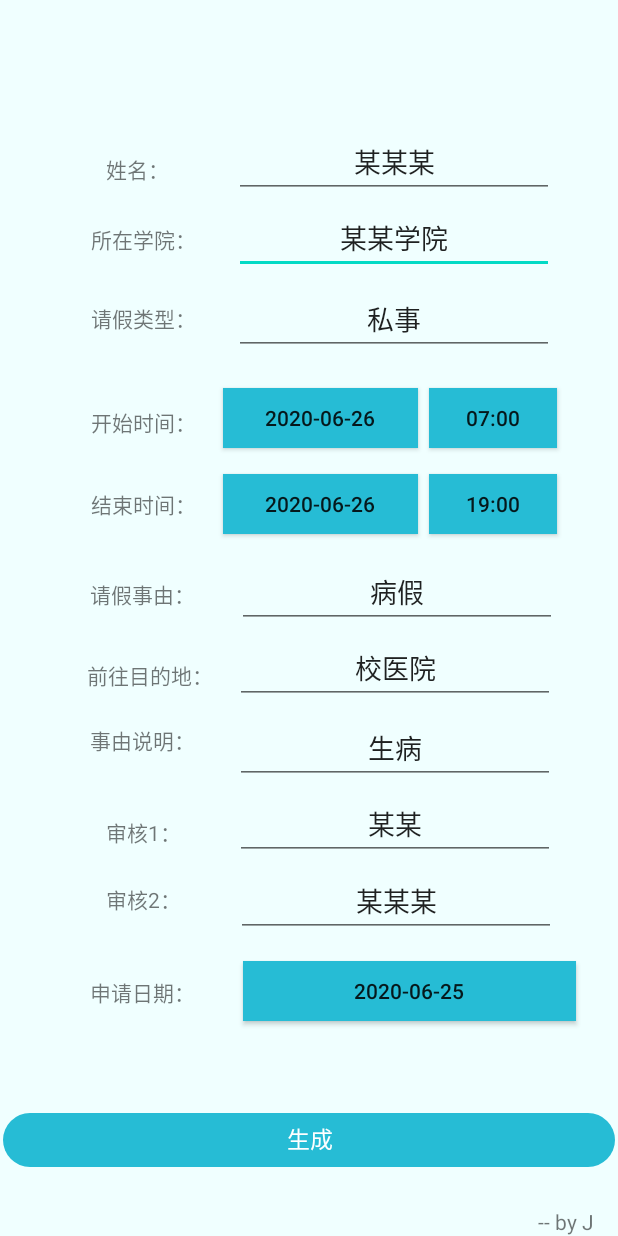
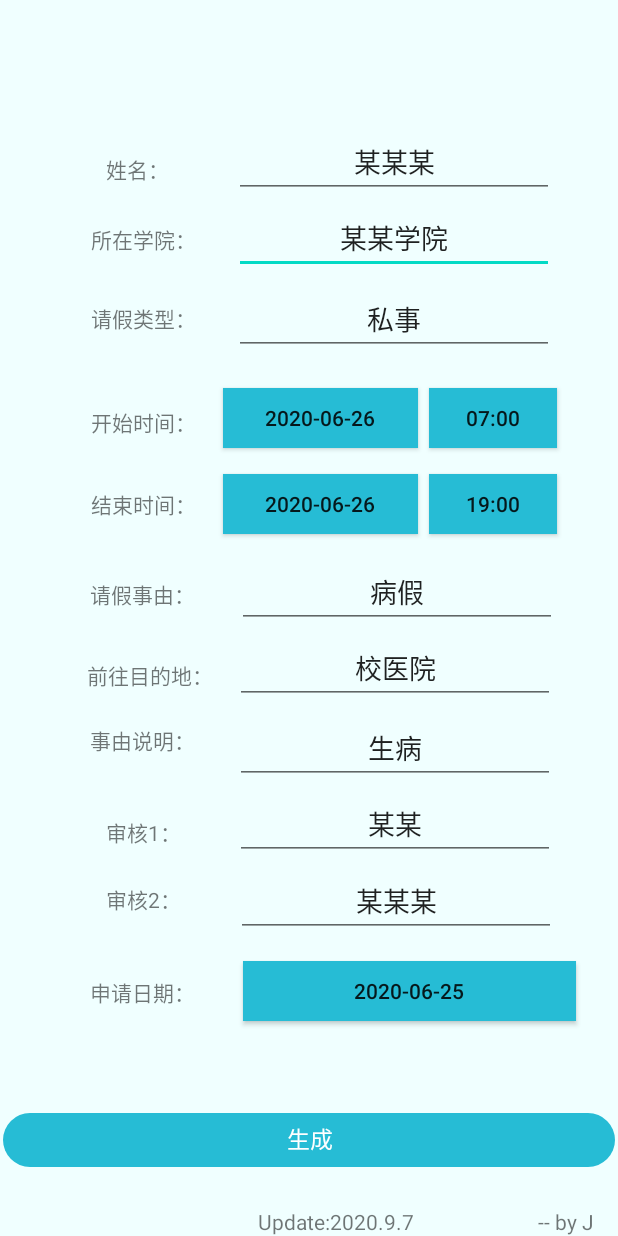
Before and after one commit to Jepson-Song/leave, an Android app: the screen it shows after launch (MainActivity), on a phone screen of 412 x 824 dp. Run offline under Robolectric (Android 15) with nearby library versions, the phone set to English and light mode, and no system bars.

Commit message:
解决新旧版本之间的冲突，增加了更新日期

```diff
--- a/app/src/main/java/com/example/test/MainActivity.java
+++ b/app/src/main/java/com/example/test/MainActivity.java
@@ -263,6 +263,14 @@ public class MainActivity extends AppCompatActivity {
         //strRev2Time = sp.getString("strRev2Time", strReviewer2);
         //strApplicationCost = sp.getString("strApplicationCost", "null");
         strApplicationDate = sp.getString("strApplicationDate", "2020-06-25");
+
+        // 解决和旧版本冲突导致的闪退问题，因为新版本strApplicationDate格式发生了变化
+        if (strApplicationDate.length()==4){
+            SharedPreferences.Editor editor = sp.edit();
+            editor.putString("strApplicationDate", "2020-06-25");
+            editor.commit();
+            strApplicationDate = "2020-06-25";
+        }
 
         etName.setText(strName);
         etSchool.setText(strSchool);
--- a/app/src/main/res/layout/activity_main.xml
+++ b/app/src/main/res/layout/activity_main.xml
@@ -332,7 +332,17 @@
         app:layout_constraintVertical_bias="0.251" />
 
     <TextView
-        android:id="@+id/tvAuthor"
+        android:id="@+id/tvUpdate"
+        android:layout_width="wrap_content"
+        android:layout_height="wrap_content"
+        android:layout_marginEnd="136dp"
+        android:layout_marginRight="136dp"
+        android:text="Update:2020.9.7"
+        app:layout_constraintBottom_toBottomOf="parent"
+        app:layout_constraintEnd_toEndOf="parent" />
+
+    <TextView
+        android:id="@+id/tvAuthor2"
         android:layout_width="wrap_content"
         android:layout_height="wrap_content"
         android:layout_marginEnd="16dp"
```
Also changed, not shown: 2 other files.
